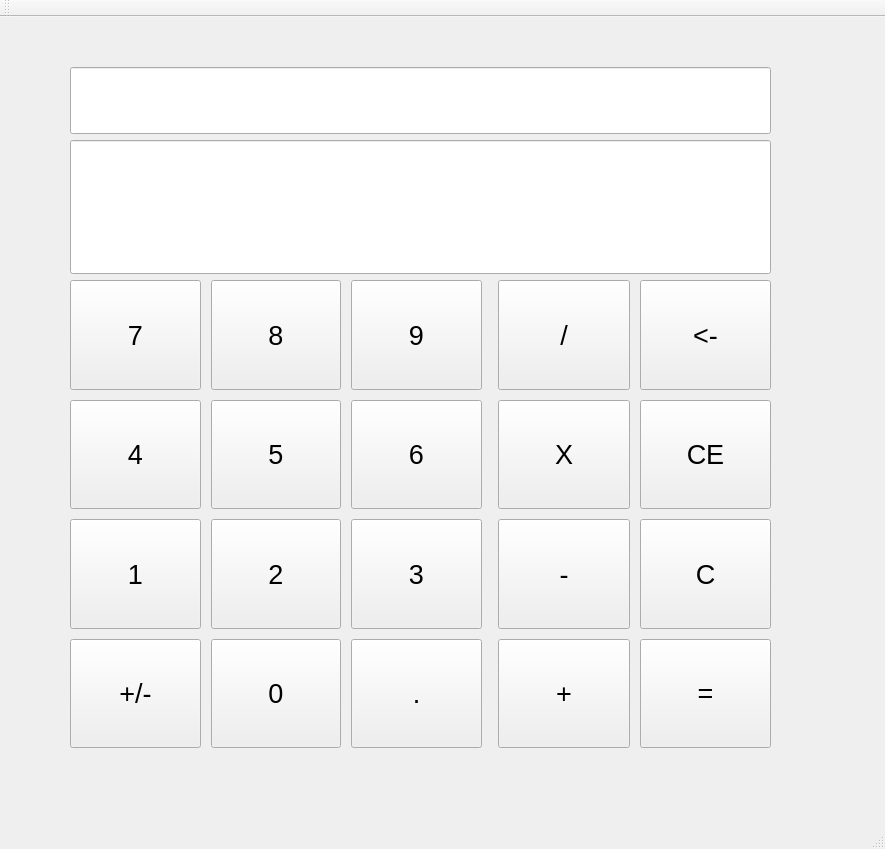
Before: the Qt Designer form CGH_QtWidget_Calculator/CGH_QtWidget_Calculator.ui in GoHwaChoi/Calculator, drawn with Qt 5.
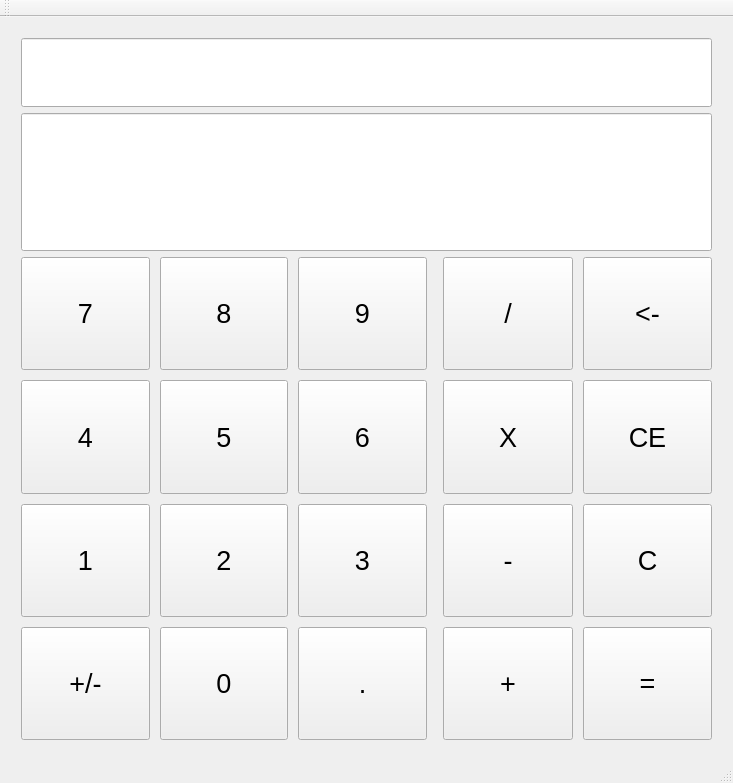
After: the same form once the commit is applied.

Commit message: [bugFix] MainWindow 창 크기 조절 시 내부 UI 크기 자동 조절되도록 Qt파라미터 설정

What changed in the file:
```diff
--- a/CGH_QtWidget_Calculator/CGH_QtWidget_Calculator.ui
+++ b/CGH_QtWidget_Calculator/CGH_QtWidget_Calculator.ui
@@ -6,24 +6,32 @@
    <rect>
     <x>0</x>
     <y>0</y>
-    <width>885</width>
-    <height>849</height>
+    <width>733</width>
+    <height>783</height>
    </rect>
   </property>
   <property name="windowTitle">
    <string>CGH_QtWidget_Calculator</string>
   </property>
   <widget class="QWidget" name="centralWidget">
-   <widget class="QWidget" name="layoutWidget">
-    <property name="geometry">
-     <rect>
-      <x>60</x>
-      <y>40</y>
-      <width>721</width>
-      <height>701</height>
-     </rect>
-    </property>
+   <property name="sizePolicy">
+    <sizepolicy hsizetype="Preferred" vsizetype="Preferred">
+     <horstretch>0</horstretch>
+     <verstretch>0</verstretch>
+    </sizepolicy>
+   </property>
+   <property name="minimumSize">
+    <size>
+     <width>372</width>
+     <height>382</height>
+    </size>
+   </property>
+   <layout class="QGridLayout" name="gridLayout_3">
+    <item row="0" column="0">
     <layout class="QVBoxLayout" name="verticalLayout" stretch="1,2,7">
+      <property name="sizeConstraint">
+       <enum>QLayout::SetNoConstraint</enum>
+      </property>
      <property name="leftMargin">
       <number>10</number>
      </property>
@@ -589,7 +597,8 @@
       </layout>
      </item>
     </layout>
-   </widget>
+    </item>
+   </layout>
   </widget>
   <widget class="QMenuBar" name="menuBar">
    <property name="geometry">
```
Left out of the diff: 4 changed lines with no effect on the pictures. Lines whose indentation alone changed are shown as unchanged. The commit also changes 3 other files.
